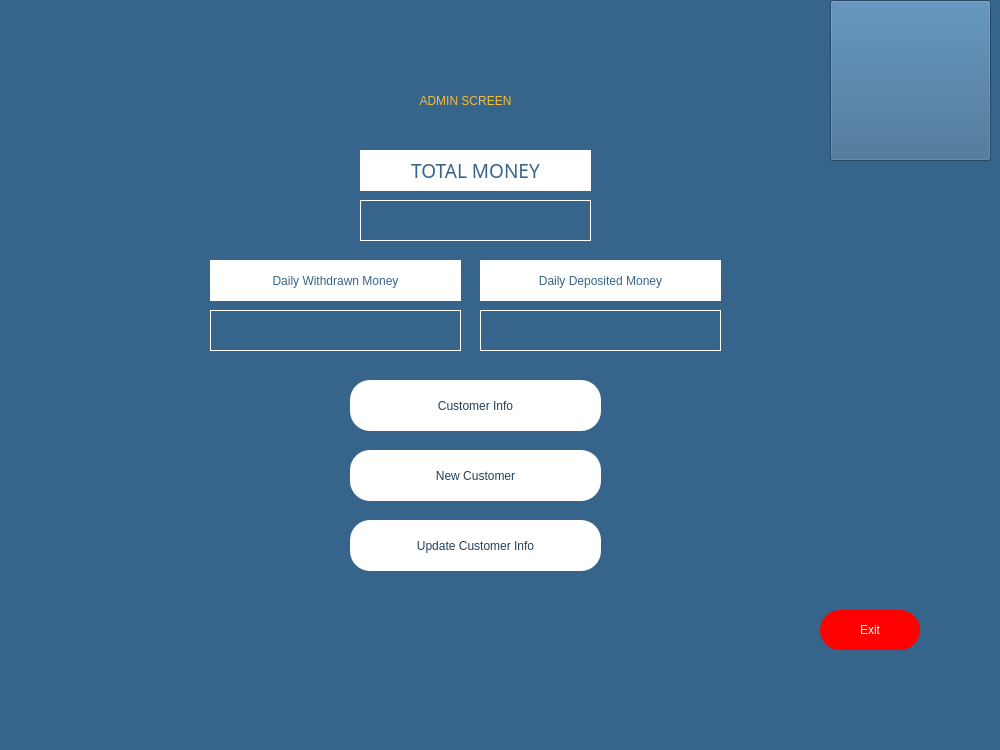
Old version of the form newadminpage.ui in the repository melihorhanyilmaz/Project.
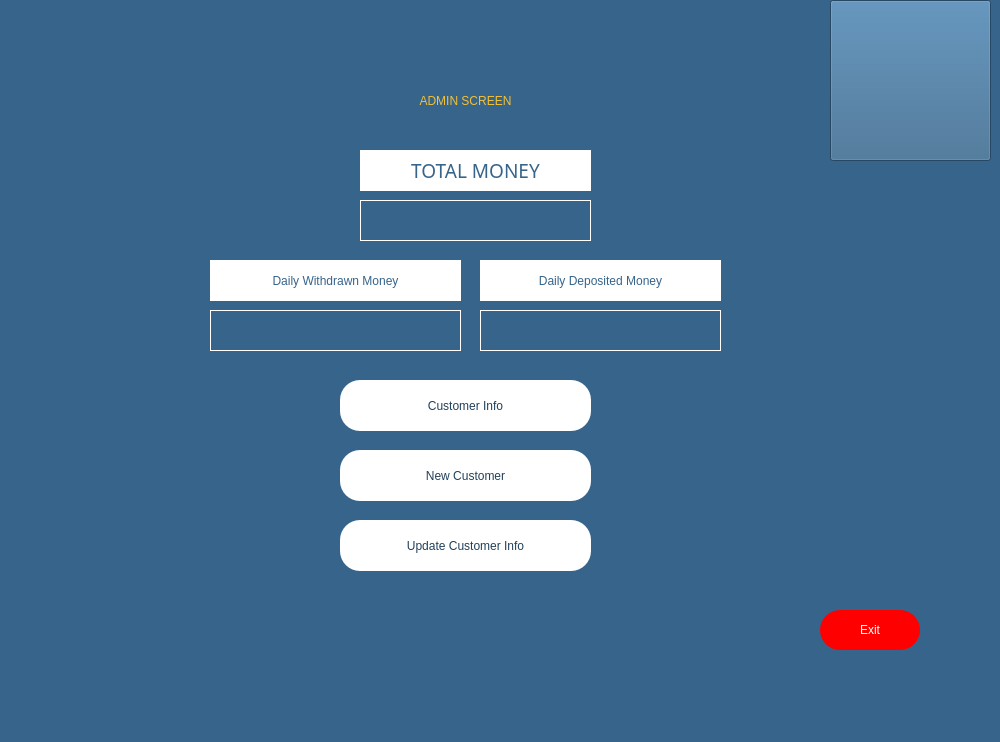
New version of the form. Icons and pictures are not drawn.

```diff
--- a/newadminpage.ui
+++ b/newadminpage.ui
@@ -7,7 +7,7 @@
     <x>0</x>
     <y>0</y>
     <width>1000</width>
-    <height>750</height>
+    <height>742</height>
    </rect>
   </property>
   <property name="windowTitle">
@@ -40,7 +40,7 @@
    <widget class="QPushButton" name="B_updatecust">
     <property name="geometry">
      <rect>
-      <x>350</x>
+      <x>340</x>
       <y>520</y>
       <width>251</width>
       <height>51</height>
@@ -75,7 +75,7 @@
    <widget class="QPushButton" name="B_newcust">
     <property name="geometry">
      <rect>
-      <x>350</x>
+      <x>340</x>
       <y>450</y>
       <width>251</width>
       <height>51</height>
@@ -133,7 +133,7 @@
    <widget class="QPushButton" name="B_info">
     <property name="geometry">
      <rect>
-      <x>350</x>
+      <x>340</x>
       <y>380</y>
       <width>251</width>
       <height>51</height>
```
